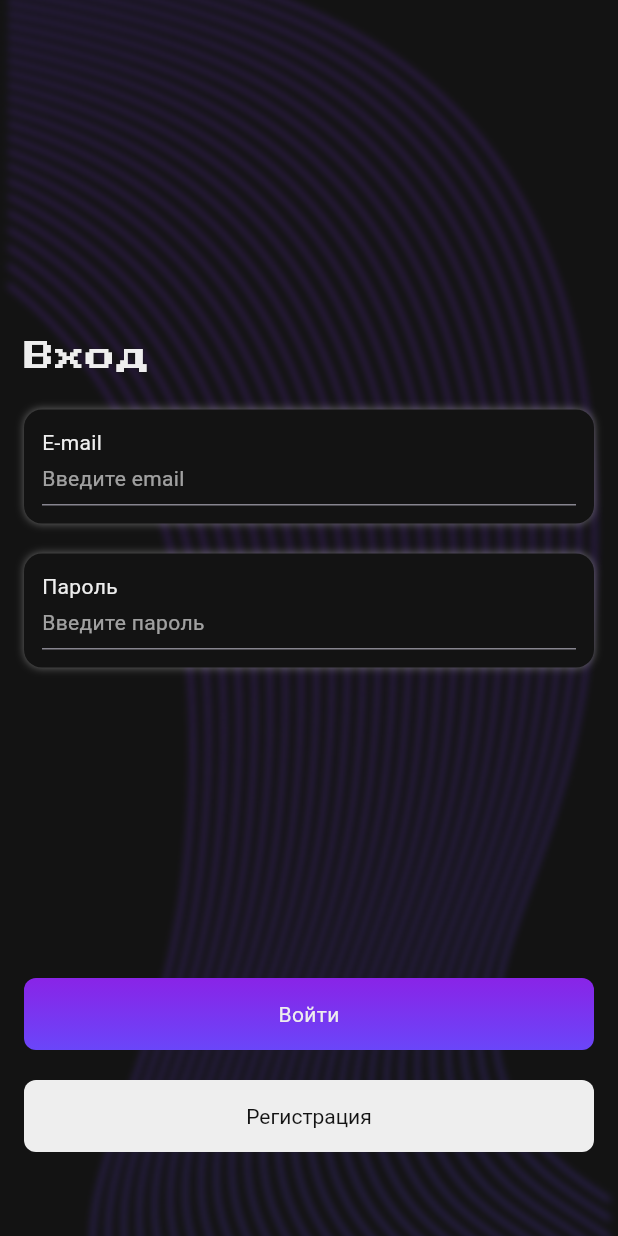
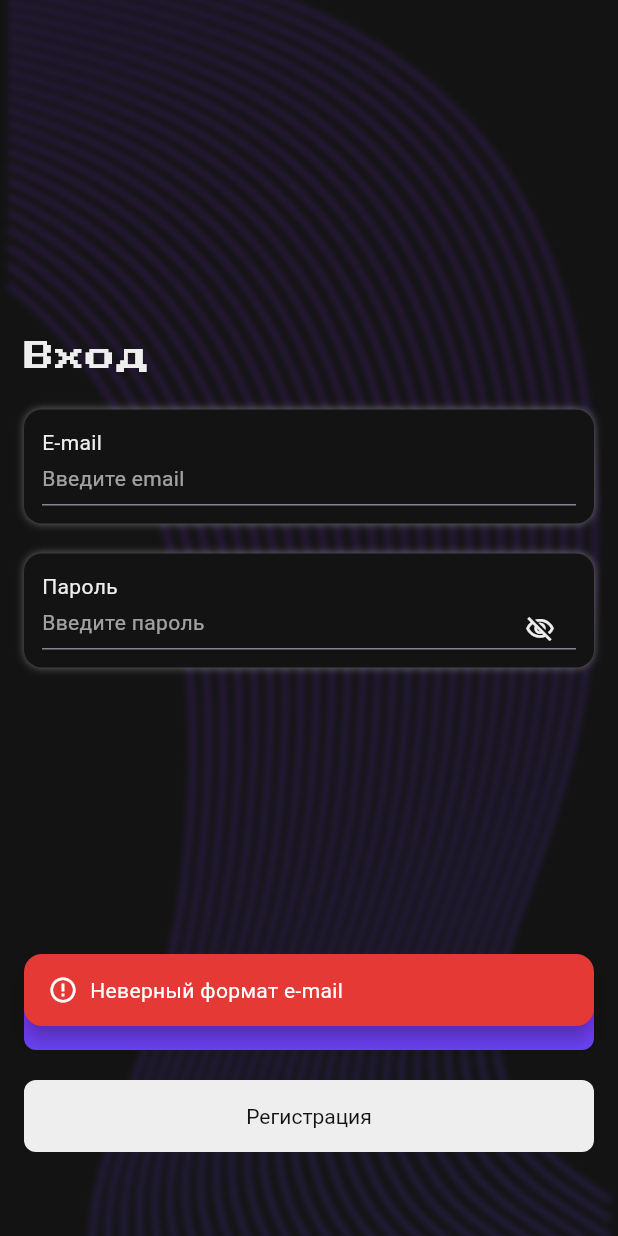
Before and after one commit to PPnGGn/draw_hub, a Flutter app: the screen it shows after launch, after a tap on "Войти", on a phone screen of 412 x 824 dp. Run offline on Flutter 3.47's test engine with Material 3 defaults, Android fonts, the phone set to English and light mode, and no system bars; our stand-ins replace email_validator, firebase_auth, firebase_core, flutter_riverpod, go_router; accounts and stored records are empty.

Commit message:
добавил riverpod

```diff
--- /dev/null
+++ b/lib/features/auth/domain/auth_state.dart
@@ -0,0 +1,29 @@
+import 'package:draw_hub/models/auth_user.dart';
+
+sealed class AuthState {
+  const AuthState();
+}
+
+class AuthStateInitial extends AuthState {
+  const AuthStateInitial();
+}
+
+class AuthStateLoading extends AuthState {
+  const AuthStateLoading();
+}
+
+class AuthStateAuthenticated extends AuthState {
+  final UserModel user;
+
+  const AuthStateAuthenticated(this.user);
+}
+
+class AuthStateUnauthenticated extends AuthState {
+  const AuthStateUnauthenticated();
+}
+
+class AuthStateError extends AuthState {
+  final String message;
+
+  const AuthStateError(this.message);
+}
--- a/lib/features/auth/pages/login_page.dart
+++ b/lib/features/auth/pages/login_page.dart
@@ -1,15 +1,38 @@
+import 'package:draw_hub/features/auth/domain/auth_notifier.dart';
+import 'package:draw_hub/features/auth/domain/auth_state.dart';
 import 'package:draw_hub/features/auth/widgets/custom_text_field.dart';
+import 'package:draw_hub/features/auth/widgets/error_snack_bar.dart';
 import 'package:draw_hub/features/widgets/gradient_button.dart';
+import 'package:email_validator/email_validator.dart';
 import 'package:flutter/material.dart';
+import 'package:flutter_riverpod/flutter_riverpod.dart';
 import 'package:go_router/go_router.dart';
 
-class LoginPage extends StatelessWidget {
+class LoginPage extends ConsumerStatefulWidget {
   const LoginPage({super.key});
 
   @override
+  ConsumerState<LoginPage> createState() => _LoginPageState();
+}
+
+class _LoginPageState extends ConsumerState<LoginPage> {
+  final TextEditingController _emailController = TextEditingController();
+  final TextEditingController _passwordController = TextEditingController();
+
+  @override
+  void dispose() {
+    _emailController.dispose();
+    _passwordController.dispose();
+    super.dispose();
+  }
+
+  @override
   Widget build(BuildContext context) {
+    final authState = ref.watch(authNotifierProvider);
+
+    final isLoading = authState is AuthStateLoading;
+
     return Scaffold(
-
       body: Stack(
         children: [
           Image.asset(
@@ -34,28 +57,56 @@ class LoginPage extends StatelessWidget {
                 CustomTextField(
                   labelText: 'E-mail',
                   hintText: 'Введите email',
-                controller: TextEditingController(),
+                  controller: _emailController,
                 ),
                 const SizedBox(height: 20),
                 CustomTextField(
                   labelText: 'Пароль',
                   hintText: 'Введите пароль',
-                controller: TextEditingController(),
+                  isPassword: true,
+                  controller: _passwordController,
                 ),
                 const Spacer(),
-              GradientButton(onPressed: () {}, text: 'Войти'),
+                GradientButton(
+                  onPressed: isLoading ? () {} : _handleLogin,
+                  text: isLoading ? 'Загрузка...' : 'Войти',
+                ),
                 const SizedBox(height: 20),
                 FilledButton(
                   onPressed: () => context.push('/registration'),
-                child: Text('Регистрация'),
+                  child: const Text('Регистрация'),
                 ),
                 const SizedBox(height: 40),
               ],
             ),
           ),
         ],
-
       ),
     );
   }
+
+  Future<void> _handleLogin() async {
+    final email = _emailController.text.trim();
+    final password = _passwordController.text.trim();
+
+    if (!EmailValidator.validate(email)) {
+      showErrorSnackBar(context, 'Неверный формат e-mail');
+      return;
     }
+
+    if (password.isEmpty) {
+      showErrorSnackBar(context, 'Введите пароль');
+      return;
+    }
+
+    await ref
+        .read(authNotifierProvider.notifier)
+        .login(email: email, password: password);
+
+    final newState = ref.read(authNotifierProvider);
+    if (newState is AuthStateError) {
+      if (!mounted) return;
+      showErrorSnackBar(context, newState.message);
+    }
+  }
+}
--- a/lib/features/auth/widgets/custom_text_field.dart
+++ b/lib/features/auth/widgets/custom_text_field.dart
@@ -1,17 +1,38 @@
 import 'package:draw_hub/core/theme/app_colors.dart';
 import 'package:flutter/material.dart';
 
-class CustomTextField extends StatelessWidget {
+class CustomTextField extends StatefulWidget {
   const CustomTextField({
     super.key,
     required this.controller,
     required this.hintText,
     required this.labelText,
+    this.isPassword = false,
   });
 
   final TextEditingController controller;
   final String hintText;
   final String labelText;
+  final bool isPassword;
+
+  @override
+  State<CustomTextField> createState() => _CustomTextFieldState();
+}
+
+class _CustomTextFieldState extends State<CustomTextField> {
+  late bool _obscureText;
+
+  @override
+  void initState() {
+    super.initState();
+    _obscureText = widget.isPassword;
+  }
+
+  void _toggleObscure() {
+    setState(() {
+      _obscureText = !_obscureText;
+    });
+  }
 
   @override
   Widget build(BuildContext context) {
@@ -31,21 +52,42 @@ class CustomTextField extends StatelessWidget {
       child: Column(
         crossAxisAlignment: CrossAxisAlignment.start,
         children: [
-          Text(labelText, style: Theme.of(context).textTheme.bodyMedium),
+          Text(widget.labelText, style: Theme.of(context).textTheme.bodyMedium),
           const SizedBox(height: 4),
           TextField(
-            controller: controller,
+            controller: widget.controller,
             style: Theme.of(context).textTheme.bodyMedium,
+            obscureText: widget.isPassword ? _obscureText : false,
             decoration: InputDecoration(
               contentPadding: const EdgeInsets.only(bottom: 8),
               isDense: true,
+
+              suffixIcon: widget.isPassword
+                  ? IconButton(
+                      onPressed: _toggleObscure,
+                      icon: Icon(
+                        _obscureText
+                            ? Icons.visibility_off_outlined
+                            : Icons.visibility_outlined,
+                        size: 20,
+                      ),
+                      padding: EdgeInsets.zero,
+                      constraints: const BoxConstraints(),
+                    )
+                  : null,
+
+              suffixIconConstraints: const BoxConstraints(
+                maxHeight: 24,
+                minHeight: 24,
+              ),
+
               enabledBorder: UnderlineInputBorder(
                 borderSide: BorderSide(color: AppColors.gray, width: 1.0),
               ),
               focusedBorder: UnderlineInputBorder(
-                borderSide: BorderSide(color: AppColors.gray, width: 2.0),
+                borderSide: BorderSide(color: AppColors.secondary, width: 2.0),
               ),
-              hintText: hintText,
+              hintText: widget.hintText,
               hintStyle: Theme.of(context).textTheme.bodyMedium?.copyWith(
                 color: Theme.of(context).hintColor,
               ),
--- /dev/null
+++ b/lib/features/auth/widgets/error_snack_bar.dart
@@ -0,0 +1,52 @@
+import 'package:flutter/material.dart';
+
+class ErrorSnackBar extends StatelessWidget {
+  const ErrorSnackBar({super.key, required this.message});
+
+  final String message;
+
+  @override
+  Widget build(BuildContext context) {
+    return Row(
+      mainAxisSize: MainAxisSize.min,
+      children: [
+        const Icon(Icons.error_outline, color: Colors.white, size: 20),
+        const SizedBox(width: 8),
+        Flexible(
+          child: Text(
+            message,
+            style: Theme.of(
+              context,
+            ).textTheme.bodyMedium?.copyWith(color: Colors.white),
+          ),
+        ),
+      ],
+    );
+  }
+}
+
+void showErrorSnackBar(BuildContext context, String message) {
+  ScaffoldMessenger.of(context).showSnackBar(
+    SnackBar(
+      behavior: SnackBarBehavior.floating,
+      backgroundColor: Colors.red.shade600,
+      margin: const EdgeInsets.only(left: 16,right: 16,bottom: 140),
+      shape: RoundedRectangleBorder(borderRadius: BorderRadius.circular(12)),
+      content: ErrorSnackBar(message: message),
+      duration: const Duration(seconds: 3),
+    ),
+  );
+}
+
+void showSuccessSnackBar(BuildContext context, String message) {
+  ScaffoldMessenger.of(context).showSnackBar(
+    SnackBar(
+      behavior: SnackBarBehavior.floating,
+      backgroundColor: Colors.green.shade600,
+      margin: const EdgeInsets.all(16),
+      shape: RoundedRectangleBorder(borderRadius: BorderRadius.circular(12)),
+      content: ErrorSnackBar(message: message),
+      duration: const Duration(seconds: 2),
+    ),
+  );
+}
```
Also changed, not shown: lib/features/auth/domain/auth_notifier.dart (added, +81 -0 lines), lib/features/auth/pages/registration_page.dart (+61 -32 lines), lib/models/auth_user.dart (added, +55 -0 lines), pubspec.yaml (+2 -7 lines), pubspec.lock. Lines whose indentation alone changed are shown as unchanged.
